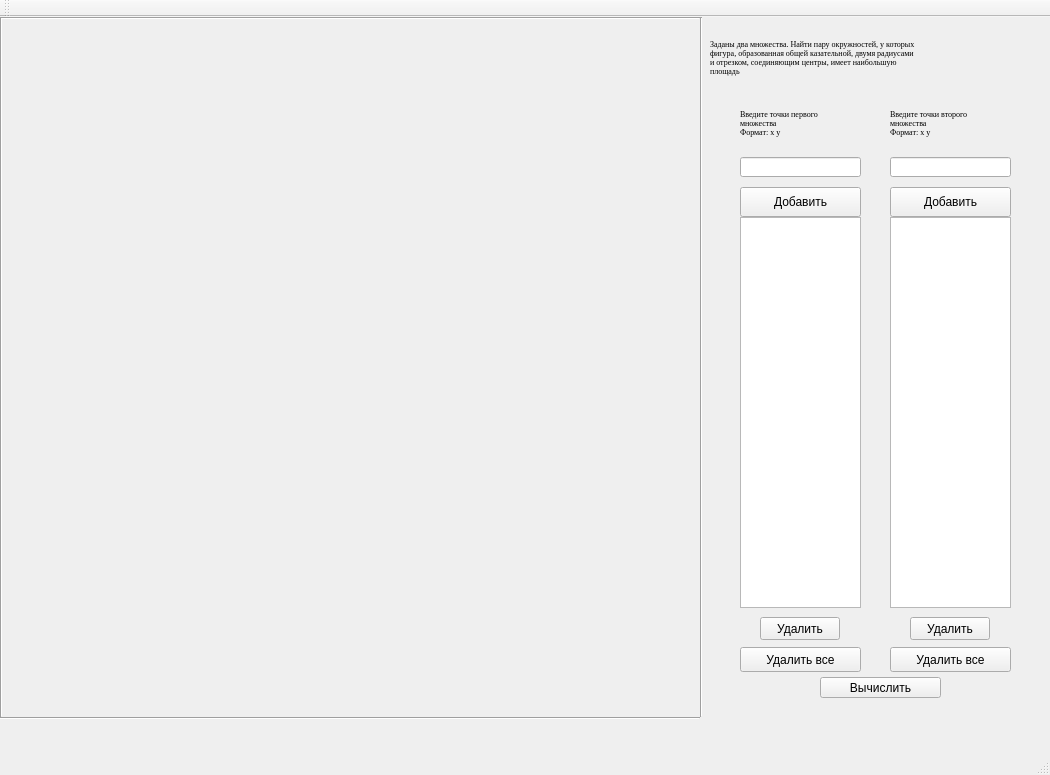
The window that gr1/gr1/mainwindow.ui (ansushina/sem4) describes before a commit, drawn with Qt 5.
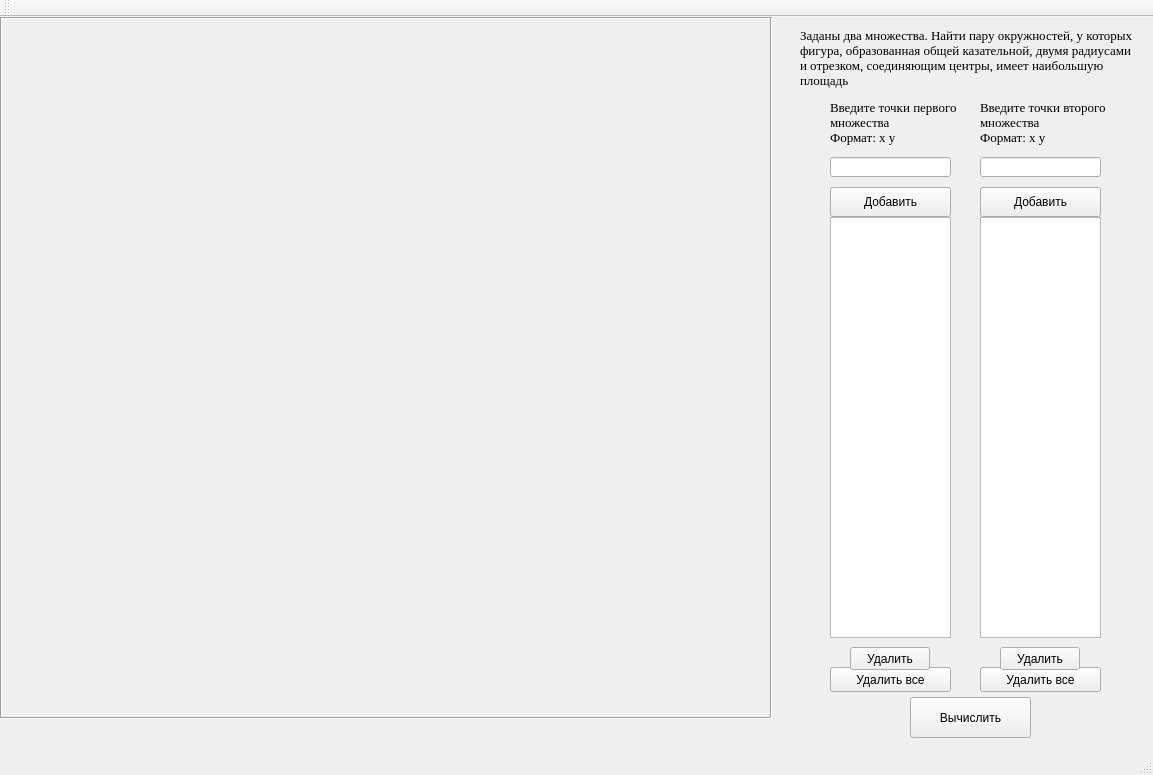
The same window after the commit.

The edit to the form file:
```diff
--- a/gr1/gr1/mainwindow.ui
+++ b/gr1/gr1/mainwindow.ui
@@ -6,7 +6,7 @@
    <rect>
     <x>0</x>
     <y>0</y>
-    <width>1050</width>
+    <width>1153</width>
     <height>775</height>
    </rect>
   </property>
@@ -19,7 +19,7 @@
      <rect>
       <x>0</x>
       <y>0</y>
-      <width>700</width>
+      <width>770</width>
       <height>3</height>
      </rect>
     </property>
@@ -32,7 +32,7 @@
      <rect>
       <x>0</x>
       <y>700</y>
-      <width>700</width>
+      <width>770</width>
       <height>3</height>
      </rect>
     </property>
@@ -56,7 +56,7 @@
    <widget class="Line" name="line_4">
     <property name="geometry">
      <rect>
-      <x>700</x>
+      <x>770</x>
       <y>0</y>
       <width>3</width>
       <height>700</height>
@@ -69,7 +69,7 @@
    <widget class="QLineEdit" name="lineEdit">
     <property name="geometry">
      <rect>
-      <x>740</x>
+      <x>830</x>
       <y>140</y>
       <width>121</width>
       <height>20</height>
@@ -79,7 +79,7 @@
    <widget class="QPushButton" name="pushButton">
     <property name="geometry">
      <rect>
-      <x>740</x>
+      <x>830</x>
       <y>170</y>
       <width>121</width>
       <height>30</height>
@@ -92,18 +92,24 @@
    <widget class="QListWidget" name="listWidget">
     <property name="geometry">
      <rect>
-      <x>740</x>
+      <x>830</x>
       <y>200</y>
       <width>121</width>
-      <height>391</height>
+      <height>421</height>
      </rect>
     </property>
+    <property name="editTriggers">
+     <set>QAbstractItemView::NoEditTriggers</set>
+    </property>
+    <property name="viewMode">
+     <enum>QListView::ListMode</enum>
+    </property>
    </widget>
    <widget class="QPushButton" name="pushButton_2">
     <property name="geometry">
      <rect>
-      <x>740</x>
-      <y>630</y>
+      <x>830</x>
+      <y>650</y>
       <width>121</width>
       <height>25</height>
      </rect>
@@ -115,10 +121,10 @@
    <widget class="QPushButton" name="pushButton_3">
     <property name="geometry">
      <rect>
-      <x>820</x>
-      <y>660</y>
+      <x>910</x>
+      <y>680</y>
       <width>121</width>
-      <height>21</height>
+      <height>41</height>
      </rect>
     </property>
     <property name="text">
@@ -128,7 +134,7 @@
    <widget class="QPushButton" name="pushButton_4">
     <property name="geometry">
      <rect>
-      <x>890</x>
+      <x>980</x>
       <y>170</y>
       <width>121</width>
       <height>30</height>
@@ -141,7 +147,7 @@
    <widget class="QLineEdit" name="lineEdit_2">
     <property name="geometry">
      <rect>
-      <x>890</x>
+      <x>980</x>
       <y>140</y>
       <width>121</width>
       <height>20</height>
@@ -151,8 +157,8 @@
    <widget class="QPushButton" name="pushButton_5">
     <property name="geometry">
      <rect>
-      <x>890</x>
-      <y>630</y>
+      <x>980</x>
+      <y>650</y>
       <width>121</width>
       <height>25</height>
      </rect>
@@ -164,18 +170,18 @@
    <widget class="QListWidget" name="listWidget_2">
     <property name="geometry">
      <rect>
-      <x>890</x>
+      <x>980</x>
       <y>200</y>
       <width>121</width>
-      <height>391</height>
+      <height>421</height>
      </rect>
     </property>
    </widget>
    <widget class="QPushButton" name="pushButton_6">
     <property name="geometry">
      <rect>
-      <x>760</x>
-      <y>600</y>
+      <x>850</x>
+      <y>630</y>
       <width>80</width>
       <height>23</height>
      </rect>
@@ -187,8 +193,8 @@
    <widget class="QPushButton" name="pushButton_7">
     <property name="geometry">
      <rect>
-      <x>910</x>
-      <y>600</y>
+      <x>1000</x>
+      <y>630</y>
       <width>80</width>
       <height>23</height>
      </rect>
@@ -200,7 +206,7 @@
    <widget class="QLabel" name="label">
     <property name="geometry">
      <rect>
-      <x>740</x>
+      <x>830</x>
       <y>80</y>
       <width>131</width>
       <height>51</height>
@@ -209,7 +215,7 @@
     <property name="font">
      <font>
       <family>Times New Roman</family>
-      <pointsize>6</pointsize>
+      <pointsize>10</pointsize>
      </font>
     </property>
     <property name="text">
@@ -221,7 +227,7 @@
    <widget class="QLabel" name="label_2">
     <property name="geometry">
      <rect>
-      <x>890</x>
+      <x>980</x>
       <y>80</y>
       <width>131</width>
       <height>51</height>
@@ -230,7 +236,7 @@
     <property name="font">
      <font>
       <family>Times New Roman</family>
-      <pointsize>6</pointsize>
+      <pointsize>10</pointsize>
      </font>
     </property>
     <property name="text">
@@ -242,7 +248,7 @@
    <widget class="QLabel" name="label_3">
     <property name="geometry">
      <rect>
-      <x>710</x>
+      <x>800</x>
       <y>0</y>
       <width>341</width>
       <height>81</height>
@@ -251,7 +257,7 @@
     <property name="font">
      <font>
       <family>Times New Roman</family>
-      <pointsize>6</pointsize>
+      <pointsize>10</pointsize>
      </font>
     </property>
     <property name="text">
```
Left out of the diff: 4 changed lines with no effect on the pictures.
